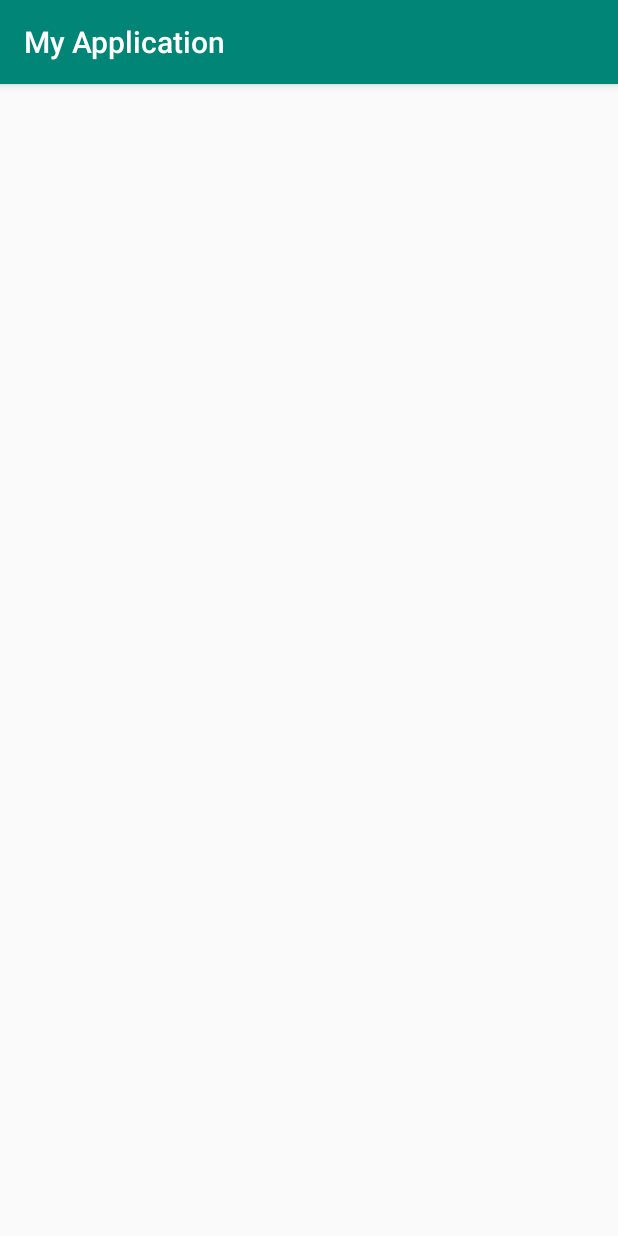
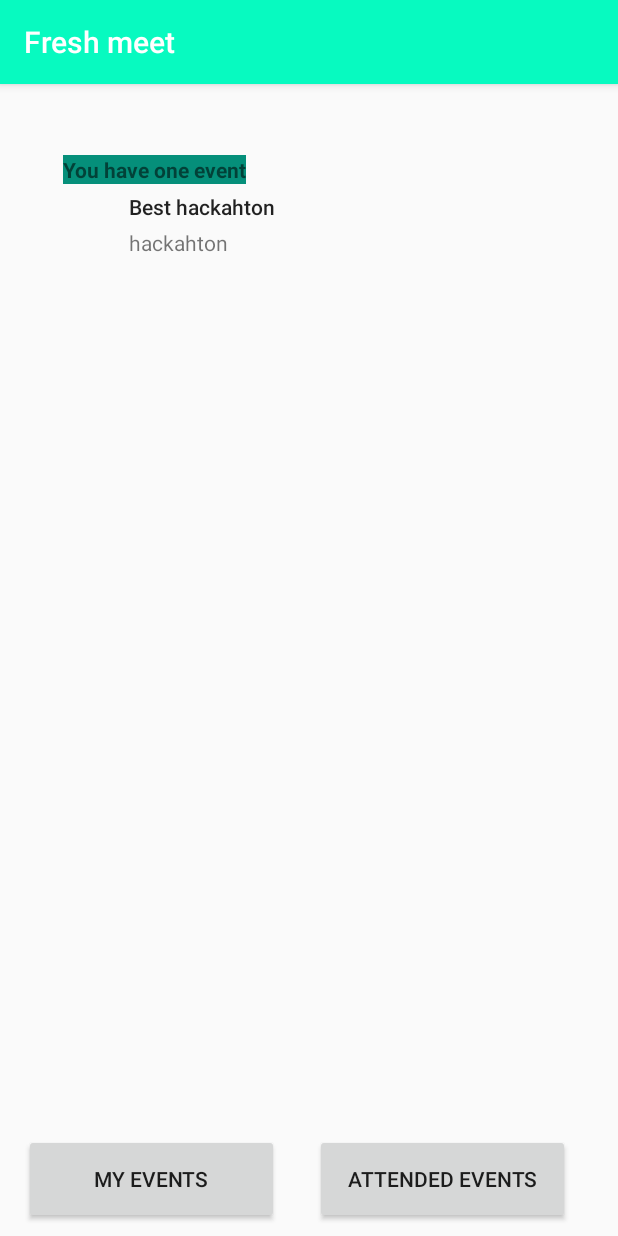
Before and after one commit to Vilka284/doomAI_bestHackathon, an Android app: the MyEvents screen opened directly, with no data from a screen before it, on a phone screen of 412 x 824 dp. Run offline under Robolectric (Android 15) with nearby library versions, the light colour scheme and no system bars.

Commit message:
design updated

```diff
--- a/EventManager/app/src/main/java/com/example/myapplication/MainActivity.java
+++ b/EventManager/app/src/main/java/com/example/myapplication/MainActivity.java
@@ -219,6 +219,7 @@ public class MainActivity extends AppCompatActivity implements NavigationView.On
             mMap.addMarker(new MarkerOptions().position(new LatLng(latitude, longitude)).title(i.getCurrentEventString()));
         }
         mMap.setOnInfoWindowClickListener(this);
+        mMap.addMarker(new MarkerOptions().position(new LatLng(49.8412761, 23.9999626)).title("Best hackahton").snippet("hackahton"));
     }
 
     @Override
--- a/EventManager/app/src/main/java/com/example/myapplication/MyEvents.java
+++ b/EventManager/app/src/main/java/com/example/myapplication/MyEvents.java
@@ -2,6 +2,11 @@ package com.example.myapplication;
 
 import android.support.v7.app.AppCompatActivity;
 import android.os.Bundle;
+import android.widget.TextView;
+
+import org.w3c.dom.Text;
+
+import java.util.ArrayList;
 
 public class MyEvents extends AppCompatActivity {
 
@@ -9,7 +14,9 @@ public class MyEvents extends AppCompatActivity {
     protected void onCreate(Bundle savedInstanceState) {
         super.onCreate(savedInstanceState);
         setContentView(R.layout.activity_my_events);
-
-
+        TextView text = findViewById(R.id.textView);
+        text.setText("Best hackahton");
+        TextView text2 = findViewById(R.id.textView2);
+        text2.setText("hackahton");
     }
 }
--- a/EventManager/app/src/main/res/layout/activity_my_events.xml
+++ b/EventManager/app/src/main/res/layout/activity_my_events.xml
@@ -6,4 +6,82 @@
     android:layout_height="match_parent"
     tools:context=".MyEvents">
 
+    <TextView
+        android:id="@+id/textView"
+        android:layout_width="318dp"
+        android:layout_height="16dp"
+        android:layout_marginStart="8dp"
+        android:layout_marginTop="8dp"
+        android:layout_marginEnd="8dp"
+        android:layout_marginBottom="8dp"
+        android:text="TextView"
+        android:textAppearance="@style/TextAppearance.AppCompat.Body2"
+        app:layout_constraintBottom_toBottomOf="parent"
+        app:layout_constraintEnd_toEndOf="parent"
+        app:layout_constraintHorizontal_bias="1.0"
+        app:layout_constraintStart_toStartOf="parent"
+        app:layout_constraintTop_toTopOf="parent"
+        app:layout_constraintVertical_bias="0.087" />
+
+    <TextView
+        android:id="@+id/textView2"
+        android:layout_width="326dp"
+        android:layout_height="74dp"
+        android:layout_marginStart="8dp"
+        android:layout_marginTop="8dp"
+        android:layout_marginBottom="8dp"
+        android:text="TextView"
+        app:layout_constraintBottom_toBottomOf="parent"
+        app:layout_constraintEnd_toEndOf="parent"
+        app:layout_constraintHorizontal_bias="1.0"
+        app:layout_constraintStart_toStartOf="parent"
+        app:layout_constraintTop_toBottomOf="@+id/textView"
+        app:layout_constraintVertical_bias="0.0" />
+
+    <TextView
+        android:id="@+id/textView3"
+        android:layout_width="wrap_content"
+        android:layout_height="wrap_content"
+        android:layout_marginStart="42dp"
+        android:layout_marginTop="52dp"
+        android:layout_marginEnd="310dp"
+        android:layout_marginBottom="8dp"
+        android:background="@color/colorPrimaryDark"
+        android:text="You have one event"
+        android:textStyle="bold"
+        app:layout_constraintBottom_toTopOf="@+id/textView"
+        app:layout_constraintEnd_toEndOf="parent"
+        app:layout_constraintHorizontal_bias="0.0"
+        app:layout_constraintStart_toStartOf="parent"
+        app:layout_constraintTop_toTopOf="parent"
+        app:layout_constraintVertical_bias="0.703" />
+
+    <Button
+        android:id="@+id/button"
+        android:layout_width="170dp"
+        android:layout_height="60dp"
+        android:layout_marginStart="16dp"
+        android:layout_marginTop="8dp"
+        android:layout_marginBottom="8dp"
+        android:text="My events"
+        app:layout_constraintBottom_toBottomOf="parent"
+        app:layout_constraintStart_toStartOf="parent"
+        app:layout_constraintTop_toBottomOf="@+id/textView2"
+        app:layout_constraintVertical_bias="1.0" />
+
+    <Button
+        android:id="@+id/button2"
+        android:layout_width="170dp"
+        android:layout_height="60dp"
+        android:layout_marginStart="8dp"
+        android:layout_marginTop="8dp"
+        android:layout_marginEnd="8dp"
+        android:layout_marginBottom="8dp"
+        android:text="Attended Events"
+        app:layout_constraintBottom_toBottomOf="parent"
+        app:layout_constraintEnd_toEndOf="parent"
+        app:layout_constraintHorizontal_bias="0.404"
+        app:layout_constraintStart_toEndOf="@+id/button"
+        app:layout_constraintTop_toBottomOf="@+id/textView2"
+        app:layout_constraintVertical_bias="1.0" />
 </android.support.constraint.ConstraintLayout>
--- a/EventManager/app/src/main/res/values/colors.xml
+++ b/EventManager/app/src/main/res/values/colors.xml
@@ -1,6 +1,6 @@
 <?xml version="1.0" encoding="utf-8"?>
 <resources>
-    <color name="colorPrimary">#008577</color>
-    <color name="colorPrimaryDark">#00574B</color>
-    <color name="colorAccent">#D81B60</color>
+    <color name="colorPrimary">#07FAC0</color>
+    <color name="colorPrimaryDark">#058F7A</color>
+    <color name="colorAccent">#888888</color>
 </resources>
--- a/EventManager/app/src/main/res/values/strings.xml
+++ b/EventManager/app/src/main/res/values/strings.xml
@@ -1,8 +1,8 @@
 <resources>
-    <string name="app_name">My Application</string>
+    <string name="app_name">Fresh meet</string>
     <string name="navigation_drawer_open">Open navigation drawer</string>
     <string name="navigation_drawer_close">Close navigation drawer</string>
-    <string name="nav_header_title">Android Studio</string>
+    <string name="nav_header_title">My Profile</string>
     <string name="nav_header_subtitle">android.studio@android.com</string>
     <string name="nav_header_desc">Navigation header</string>
     <string name="action_settings">Settings</string>
```
Also changed, not shown: EventManager/app/src/main/AndroidManifest.xml (+3 -11 lines), EventManager/app/src/main/res/drawable/button_add_design.xml (added, +19 -0 lines), EventManager/app/src/main/res/layout/activity_add_event.xml (+6 -3 lines), EventManager/app/src/main/res/layout/app_bar_main.xml (+13 -4 lines), EventManager/app/src/main/res/drawable/fap.png (added), EventManager/app/src/main/res/drawable/hueta3.png (added).
